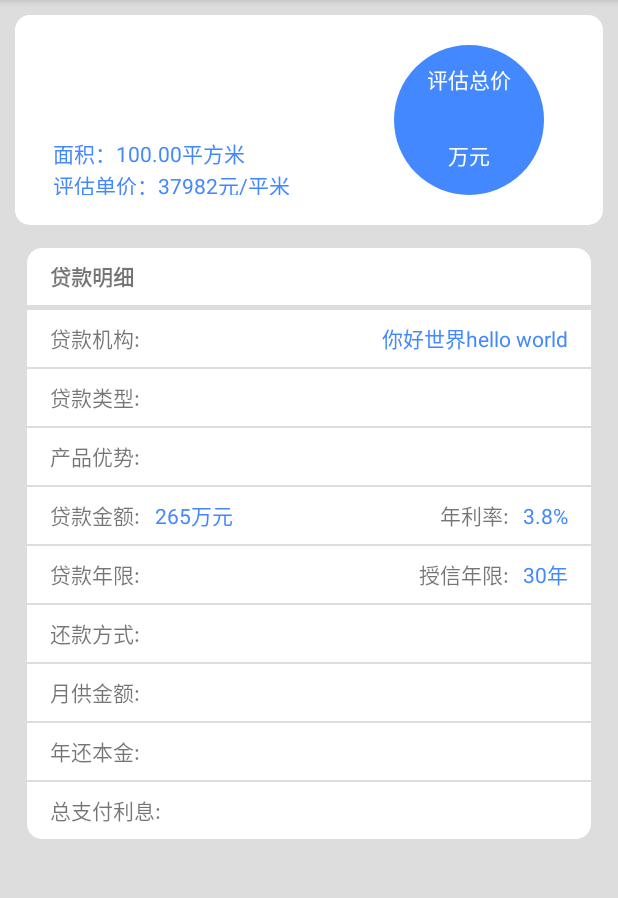
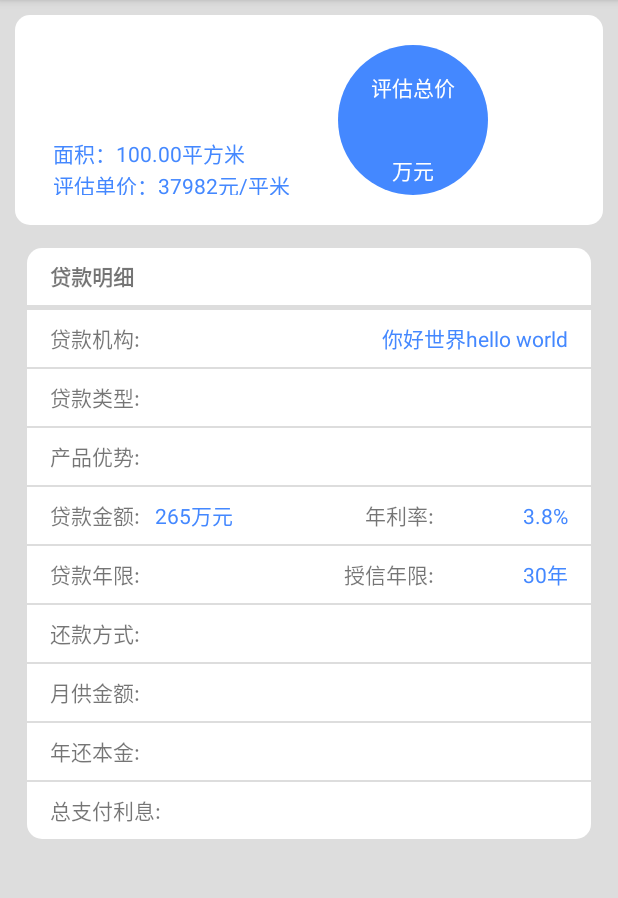
Before and after one commit to WU-SHANG/Solution, an Android app: the PreviewActivity screen opened directly, with no data from a screen before it, on a phone screen of 412 x 824 dp, the part 84-982 px from its top. Run offline under Robolectric (Android 15) with nearby library versions, the phone set to English and light mode, and no system bars.

Commit message:
version 1.4.1

```diff
--- a/app/src/main/res/drawable/oval.xml
+++ b/app/src/main/res/drawable/oval.xml
@@ -17,7 +17,7 @@
 
     <solid android:color="@color/blue"/>
     <size
-        android:width="40dp"
-        android:height="40dp"/>
+        android:width="100dp"
+        android:height="100dp"/>
 
 </shape>
--- a/app/src/main/res/layout/preview_body.xml
+++ b/app/src/main/res/layout/preview_body.xml
@@ -112,7 +112,7 @@
         <TextView
             android:id="@+id/tv_LoanMoney"
             android:gravity="center_vertical"
-            android:layout_width="200dp"
+            android:layout_width="150dp"
             android:layout_height="@dimen/layout_height"
             android:paddingLeft="10dp"
             android:text="265万元"
@@ -139,7 +139,7 @@
 
     <!--贷款年限和授权年限-->
     <LinearLayout
-        android:layout_width="wrap_content"
+        android:layout_width="match_parent"
         android:layout_height="wrap_content"
         android:orientation="horizontal">
 
@@ -153,8 +153,9 @@
         <TextView
             android:id="@+id/tv_LoanLimit"
             android:gravity="center_vertical"
-            android:layout_width="186dp"
+            android:layout_width="136dp"
             android:layout_height="@dimen/layout_height"
+            android:paddingLeft="10dp"
             android:textSize="@dimen/text_size"
             android:textColor="@color/blue"/>
         <TextView
@@ -168,7 +169,6 @@
             android:gravity="center_vertical|right"
             android:layout_width="match_parent"
             android:layout_height="@dimen/layout_height"
-            android:layout_marginLeft="9dp"
             android:paddingRight="@dimen/padding_left"
             android:text="30年"
             android:textSize="@dimen/text_size"
--- a/app/src/main/res/layout/preview_head.xml
+++ b/app/src/main/res/layout/preview_head.xml
@@ -12,10 +12,9 @@
     <!--左边数据-->
     <LinearLayout
         android:id="@+id/head_left"
-        android:layout_width="222dp"
+        android:layout_width="200dp"
         android:layout_height="wrap_content"
         android:layout_marginLeft="15dp"
-        android:layout_marginRight="15dp"
         android:layout_marginBottom="20dp"
         android:background="@drawable/item_bg"
         android:orientation="vertical"
@@ -58,10 +57,11 @@
     <!--右边数据-->
     <LinearLayout
         android:id="@+id/head_right"
-        android:layout_width="100dp"
-        android:layout_height="100dp"
+        android:layout_width="wrap_content"
+        android:layout_height="wrap_content"
         android:layout_marginTop="20dp"
         android:orientation="vertical"
+        android:gravity="center_horizontal|center_vertical"
         android:background="@drawable/oval">
 
         <TextView
@@ -75,7 +75,7 @@
         <TextView
             android:id="@+id/pre_total"
             android:layout_width="wrap_content"
-            android:layout_height="wrap_content"
+            android:layout_height="34dp"
             android:textSize="22sp"
             android:textColor="@color/white"
             android:textStyle="bold"
```
Also changed, not shown: app/src/main/java/com/example/solution/activity/PreviewActivity.java (+5 -5 lines).
